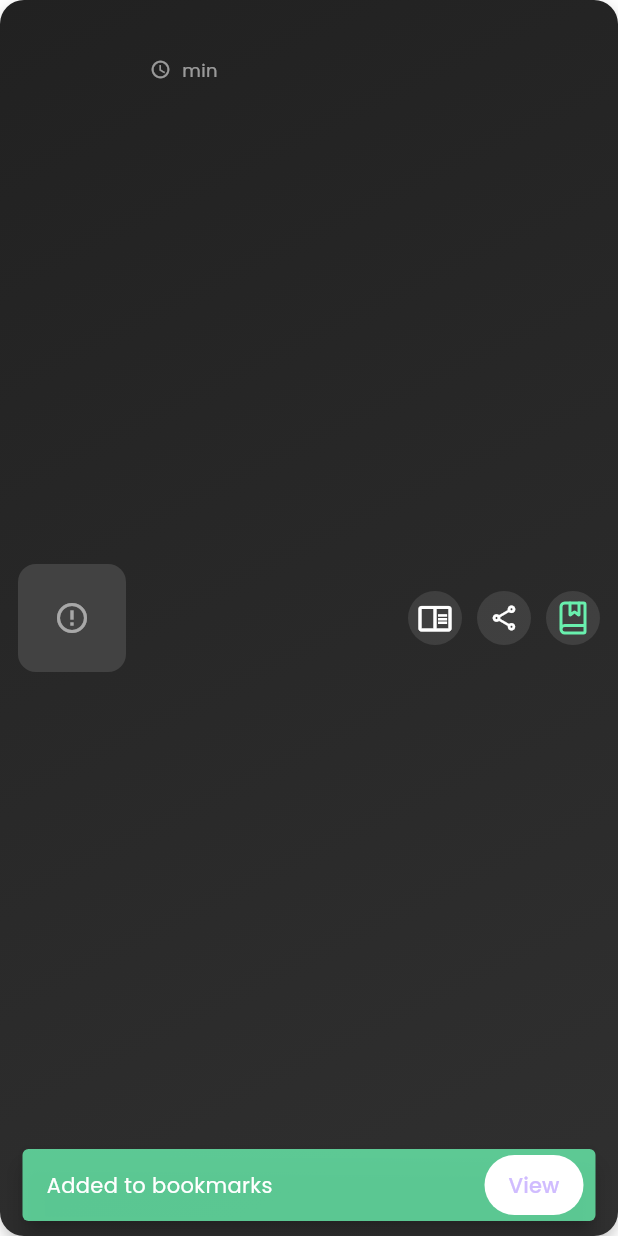
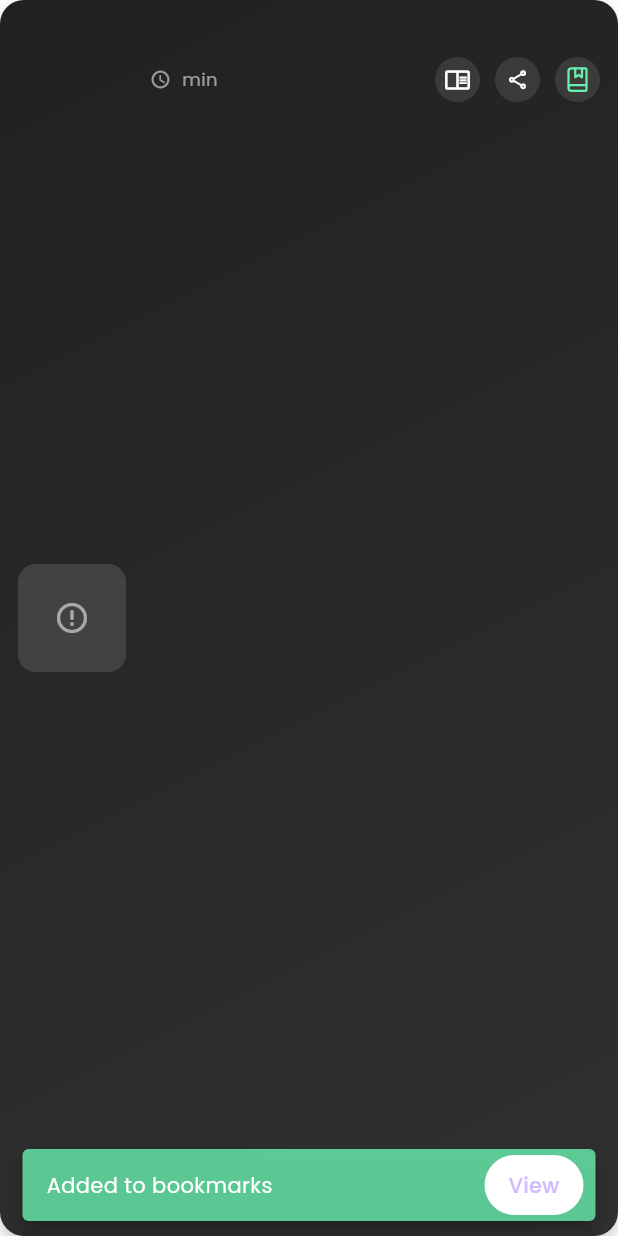
Before and after one commit to Jalaludheen25/Zaitoon, a Flutter app: the _EpisodeTile widget shown alone on an empty page, opened directly with empty values, after a tap on an icon or button, on a phone screen of 412 x 824 dp. Run offline on Flutter 3.47's test engine with Material 3 defaults, Android fonts, the phone set to English and light mode, and no system bars; drawn by our look-alikes of cached_network_image; our stand-ins replace animate_do, animated_text_kit, cloud_firestore, extended_image, firebase_auth, firebase_core and 16 more; missing offline and left inert: flutter_pdfview, fluttermoji, onesignal_flutter; accounts and stored records are empty; network calls fail; statements that could not run were skipped.

Commit message:
ui fixes in episode screen,bottom navigation

```diff
--- a/lib/screens/episode_screen.dart/episode_screen.dart
+++ b/lib/screens/episode_screen.dart/episode_screen.dart
@@ -341,6 +341,9 @@
                         ),
                         const SizedBox(height: 4),
                         Row(
+                          mainAxisAlignment: MainAxisAlignment.spaceBetween,
+                          children: [
+                            Row(
                               children: [
                                 const Icon(
                                   Icons.access_time,
@@ -355,6 +358,9 @@
                                 color: Colors.white54,
                               ),
                             ),
+                              ],
+                            ),
+
                             const SizedBox(width: 12),
                             // const Icon(
                             //   Icons.calendar_today,
@@ -369,16 +375,11 @@
                             //     color: Colors.white54,
                             //   ),
                             // ),
-                          ],
-                        ),
-                      ],
-                    ),
-                  ),
-
-                  // Play Button
+                               Row(
+                                 children: [
                                    Container(
-                    width: 36,
-                    height: 36,
+                                                       width: 30,
+                                                       height: 30,
                                                        decoration: BoxDecoration(
                                                          color: Colors.white.withOpacity(0.1),
                                                          shape: BoxShape.circle,
@@ -386,13 +387,13 @@
                                                        child: const Icon(
                                                          Icons.chrome_reader_mode_outlined,
                                                          color: Colors.white,
-                      size: 24,
+                                                         size: 18,
                                                        ),
                                                      ),
                                                       SizedBox(width: 10),
                   Container(
-                    width: 36,
-                    height: 36,
+                    width: 30,
+                    height: 30,
                     decoration: BoxDecoration(
                       color: Colors.white.withOpacity(0.1),
                       shape: BoxShape.circle,
@@ -402,7 +403,7 @@
                       icon: const Icon(
                         Icons.share_outlined,
                         color: Colors.white,
-                        size: 20,
+                        size: 15,
                       ),
                       onPressed: () => _shareEpisode(context),
                     ),
@@ -419,6 +420,17 @@
                         : episode.mlStoryFile!,
                     tag: tag,
                   ),
+                                 ],
+                               ),
+
+                          ],
+                        ),
+                      ],
+                    ),
+                  ),
+
+                  // Play Button
+
                 ],
               ),
             ),
@@ -554,8 +566,8 @@
               return Transform.scale(
                 scale: _scaleAnimation.value,
                 child: Container(
-                  width: 36,
-                  height: 36,
+                  width: 30,
+                  height: 30,
                   decoration: BoxDecoration(
                     color: Colors.white.withOpacity(0.1),
                     shape: BoxShape.circle,
@@ -578,7 +590,7 @@
                           : LucideIcons.bookmark,
                       key: ValueKey<bool>(isBookmarked),
                       color: isBookmarked ? Colors.greenAccent : Colors.white,
-                      size: 24,
+                      size: 18,
                     ),
                   ),
                 ),
```
Also changed, not shown: 71 other files. Lines whose indentation alone changed are shown as unchanged.
